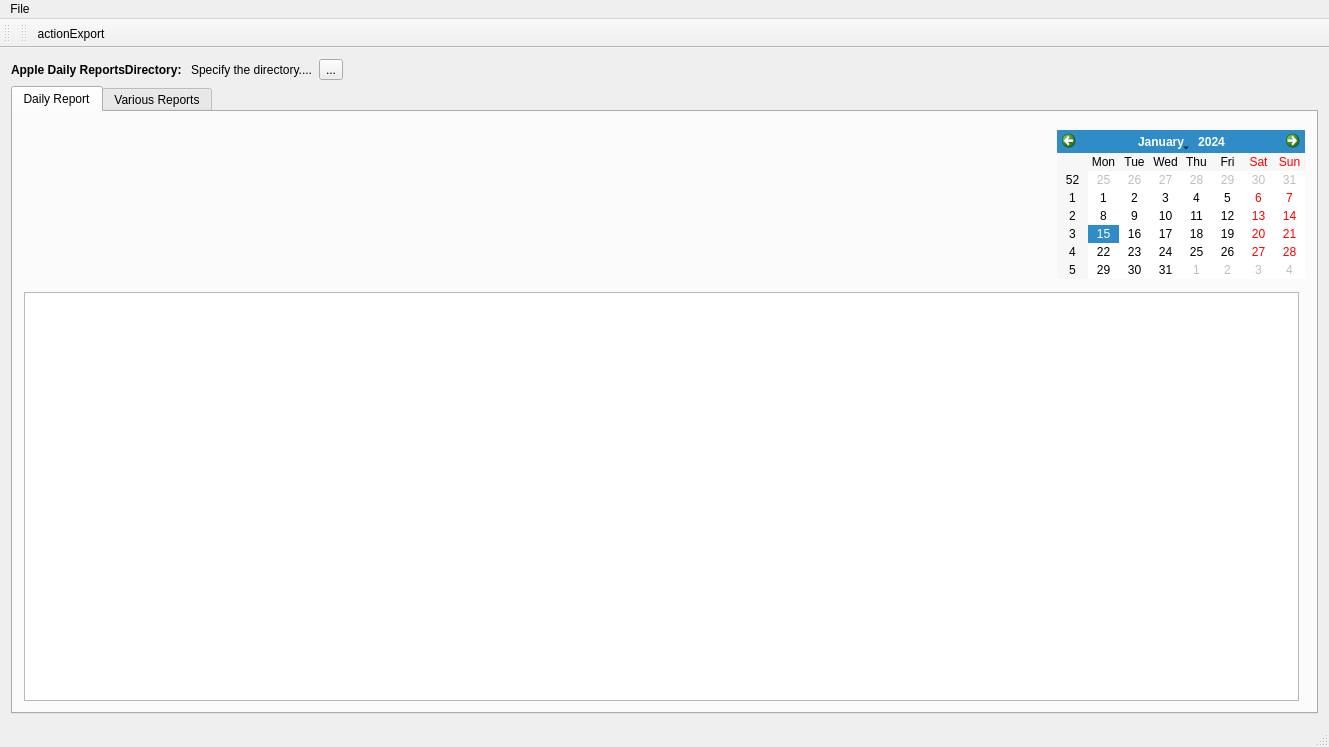
This is mainwindow.ui in michalis-git/SalesReportManager as Qt 5 draws it before an edit. The edited form follows.
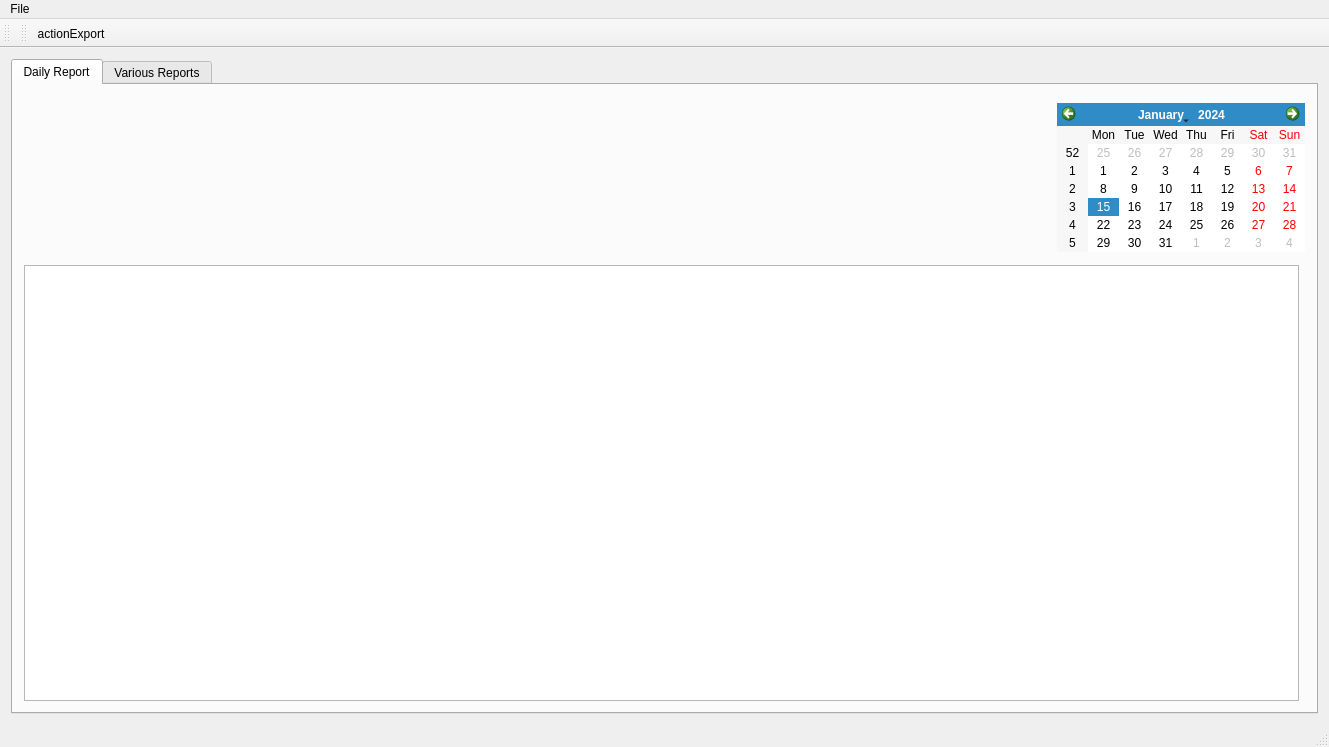
This is the edited form. Icons and pictures are not drawn.

Commit message: Purchases class refactored, singleton for app settings

Diff of the .ui file:
```diff
--- a/mainwindow.ui
+++ b/mainwindow.ui
@@ -20,49 +20,6 @@
   <widget class="QWidget" name="centralWidget">
    <layout class="QGridLayout" name="gridLayout_2">
     <item row="0" column="0">
-     <layout class="QHBoxLayout" name="horizontalLayout">
-      <item>
-       <widget class="QLabel" name="label_2">
-        <property name="font">
-         <font>
-          <bold>true</bold>
-         </font>
-        </property>
-        <property name="text">
-         <string>Apple Daily ReportsDirectory: </string>
-        </property>
-       </widget>
-      </item>
-      <item>
-       <widget class="QLabel" name="sourceDirLabel">
-        <property name="text">
-         <string>Specify the directory....</string>
-        </property>
-       </widget>
-      </item>
-      <item>
-       <widget class="QToolButton" name="browseSourceToolButton">
-        <property name="text">
-         <string>...</string>
-        </property>
-       </widget>
-      </item>
-      <item>
-       <spacer name="horizontalSpacer_5">
-        <property name="orientation">
-         <enum>Qt::Horizontal</enum>
-        </property>
-        <property name="sizeHint" stdset="0">
-         <size>
-          <width>40</width>
-          <height>20</height>
-         </size>
-        </property>
-       </spacer>
-      </item>
-     </layout>
-    </item>
-    <item row="1" column="0">
      <widget class="QTabWidget" name="tabWidget">
       <property name="tabPosition">
        <enum>QTabWidget::North</enum>
```
Left out of the diff: 8 changed lines with no effect on the pictures. The commit also changes 12 other files.
